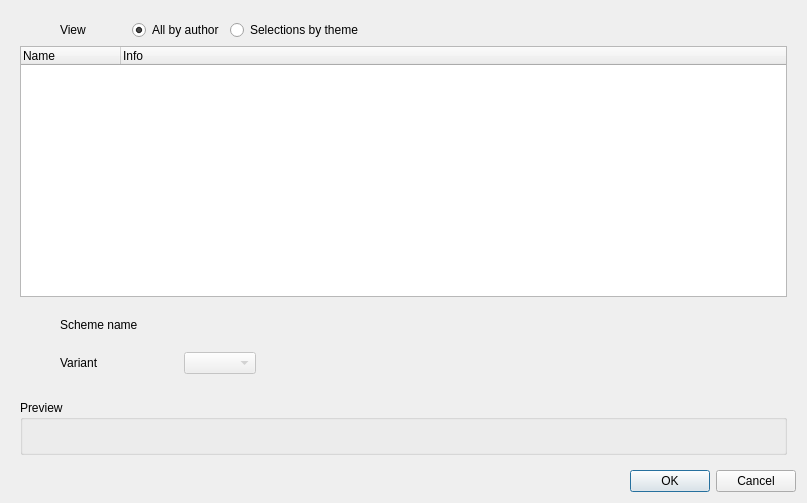
The window that src/ui/qgscptcitycolorrampv2dialogbase.ui (kadas-albireo/kadas-albireo) describes before a commit, drawn with Qt 5.
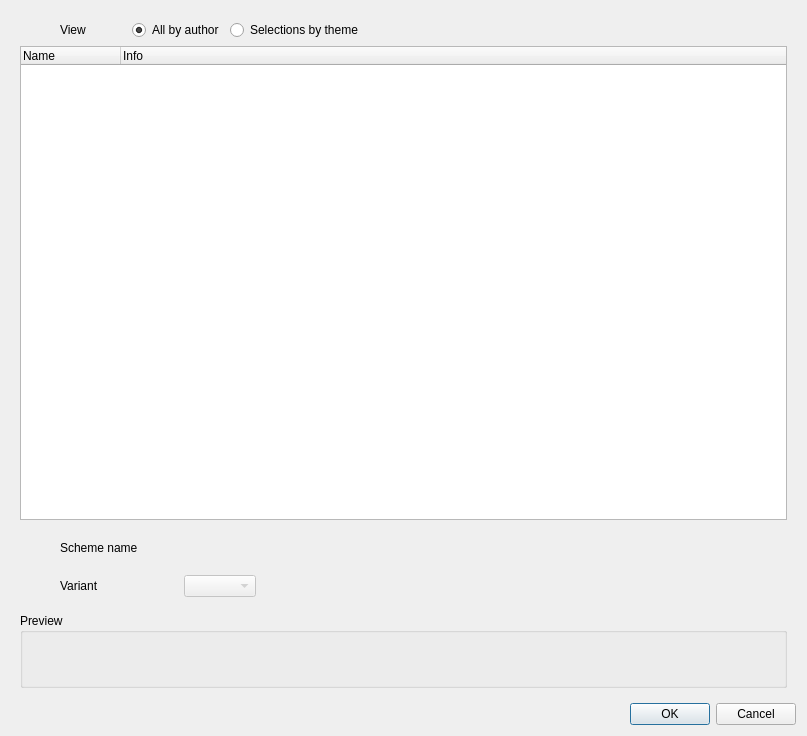
The same window after the commit.

The edit to the form file:
```diff
--- a/src/ui/qgscptcitycolorrampv2dialogbase.ui
+++ b/src/ui/qgscptcitycolorrampv2dialogbase.ui
@@ -7,7 +7,7 @@
     <x>0</x>
     <y>0</y>
     <width>807</width>
-    <height>503</height>
+    <height>736</height>
    </rect>
   </property>
   <property name="windowTitle">
@@ -211,7 +211,7 @@
          <property name="sizeHint" stdset="0">
           <size>
            <width>20</width>
-           <height>20</height>
+           <height>10</height>
           </size>
          </property>
         </spacer>
@@ -235,6 +235,16 @@
             </property>
            </widget>
           </item>
+          <item>
+           <widget class="QLabel" name="lblPreview2">
+            <property name="text">
+             <string/>
+            </property>
+            <property name="alignment">
+             <set>Qt::AlignCenter</set>
+            </property>
+           </widget>
+          </item>
          </layout>
         </widget>
        </item>
```
